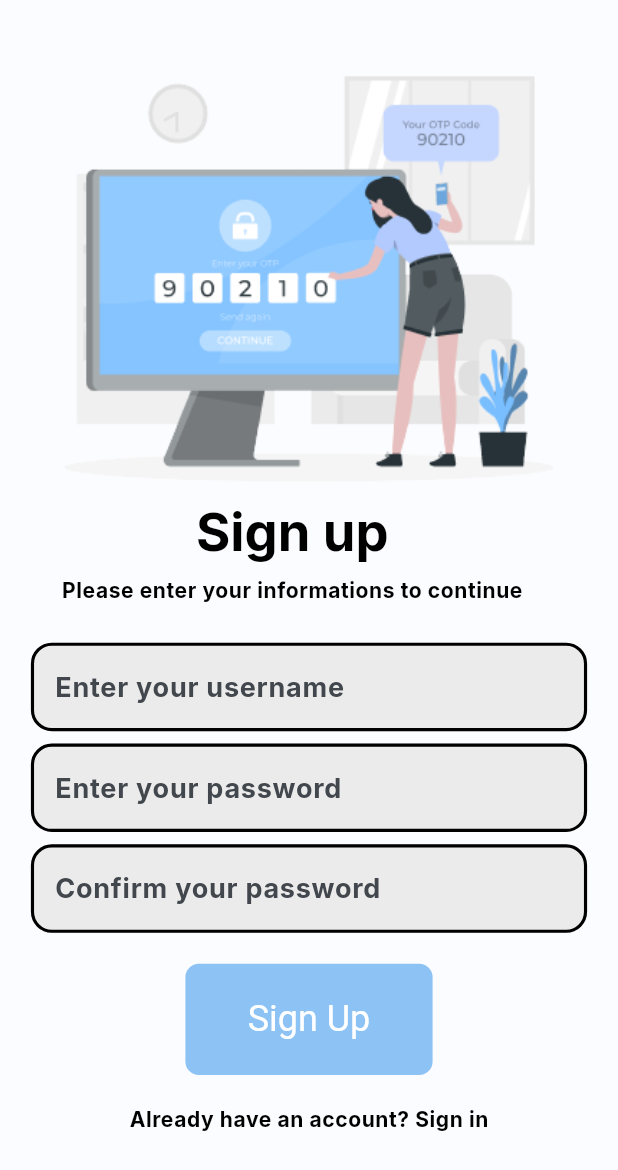
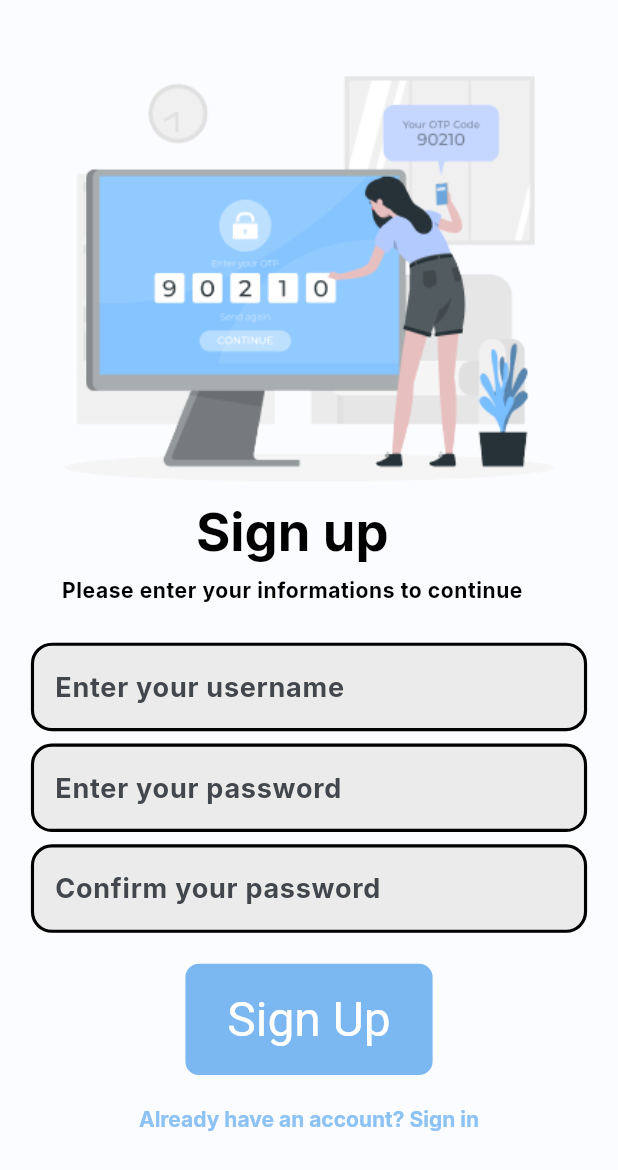
Before and after one commit to RiadGuerni/taskZen, a Flutter app: the screen it shows after launch, after a tap on "Don't have an account? Sign up", on a phone screen of 412 x 824 dp. Shown: the top 1170 px of the screen. Run offline on Flutter 3.47's test engine with Material 3 defaults, Android fonts, the light colour scheme and no system bars; our stand-ins replace flutter_riverpod, go_router, google_fonts, riverpod, shared_preferences; network calls fail.

Commit message:
fixed some minor issues with the authentication
fixed some http bugs and change a little in the colors and fixed buttons behaviour

```diff
--- a/frontend/task_zen/lib/providers/controllers/auth_controller.dart
+++ b/frontend/task_zen/lib/providers/controllers/auth_controller.dart
@@ -4,9 +4,7 @@ import 'dart:convert';
 import 'package:riverpod/riverpod.dart';
 import 'package:task_zen/providers/services/user_service.dart';
 import 'package:task_zen/states/auth_state.dart';
-import 'package:task_zen/models/user.dart';
 import 'package:task_zen/providers/services/auth_service.dart';
-import 'package:task_zen/providers/services/storage_service.dart';
 
 class AuthController extends AsyncNotifier<AuthState> {
   UserService userService = UserService();
@@ -44,7 +42,7 @@ class AuthController extends AsyncNotifier<AuthState> {
     try {
       final response = await authService.signUp(username, password);
       if (response.statusCode == 201) {
-        final body = json.decode(response.body);
+        final body = json.decode(response.body) as Map<String, dynamic>;
         final user = userService.createUser(
           username,
           body['token'],
--- a/frontend/task_zen/lib/providers/services/auth_service.dart
+++ b/frontend/task_zen/lib/providers/services/auth_service.dart
@@ -1,10 +1,8 @@
 import 'package:http/http.dart';
-import 'package:riverpod/riverpod.dart';
-import 'package:task_zen/providers/services/storage_service.dart';
 import 'http_service.dart';
 
 class AuthService {
-  final Http http = Http(baseUrl: 'http://localhost:3000/taskZen/auth');
+  final Http http = Http(baseUrl: 'http://10.0.2.2:3000/taskZen/auth');
   // singleton pattern
   AuthService._private();
   static final AuthService _instance = AuthService._private();
--- a/frontend/task_zen/lib/styles/theme.dart
+++ b/frontend/task_zen/lib/styles/theme.dart
@@ -25,6 +25,11 @@ ThemeData lightPurpleTheme(BuildContext context) {
       Theme.of(context).textTheme,
     ).copyWith(
       headlineSmall: GoogleFonts.inter(
+        fontSize: 14, // Increased font size
+        fontWeight: FontWeight.bold, // Set to bold
+        color: const Color(0xff8CC2F4),
+      ),
+      headlineLarge: GoogleFonts.inter(
         fontSize: 28, // Increased font size
         fontWeight: FontWeight.w900, // Set to bold
         color: const Color.fromARGB(255, 0, 0, 0),
@@ -76,7 +81,7 @@ ThemeData lightPurpleTheme(BuildContext context) {
     textButtonTheme: TextButtonThemeData(
       style: TextButton.styleFrom(
         foregroundColor: Color.fromARGB(255, 255, 255, 255),
-        backgroundColor: const Color(0xff8CC2F4),
+        backgroundColor: const Color.fromARGB(255, 123, 183, 240),
         fixedSize: Size(
           MediaQuery.of(context).size.height * 0.2,
           MediaQuery.of(context).size.width * 0.18,
@@ -84,12 +89,12 @@ ThemeData lightPurpleTheme(BuildContext context) {
         shape: RoundedRectangleBorder(
           borderRadius: BorderRadius.circular(9), // Square corners
         ),
-        textStyle: Theme.of(context).textTheme.headlineSmall,
+        textStyle: Theme.of(context).textTheme.headlineLarge,
         padding: EdgeInsets.symmetric(horizontal: 16, vertical: 8),
       ),
     ),
     floatingActionButtonTheme: FloatingActionButtonThemeData(
-      backgroundColor: const Color(0xff8CC2F4),
+      backgroundColor: const Color.fromARGB(255, 131, 188, 241),
       foregroundColor: Colors.white,
     ),
 
--- a/frontend/task_zen/lib/views/auth_page.dart
+++ b/frontend/task_zen/lib/views/auth_page.dart
@@ -68,7 +68,11 @@ class AuthPage extends ConsumerWidget {
                 SizedBox(height: MediaQuery.of(context).size.height * 0.01),
                 passwordField,
                 SizedBox(height: MediaQuery.of(context).size.height * 0.01),
-                !isLogin ? confirmPasswordField : SizedBox(),
+                !isLogin
+                    ? confirmPasswordField
+                    : SizedBox(
+                      height: MediaQuery.of(context).size.height * 0.015,
+                    ),
                 !isLogin
                     ? SizedBox(
                       height: MediaQuery.of(context).size.height * 0.025,
@@ -92,6 +96,7 @@ class AuthPage extends ConsumerWidget {
                         // validate userName and password function not yet implemented
                         final username = usernameField.usernameController.text;
                         final password = passwordField.passwordController.text;
+                        print("the sign up button was pressed");
                         final authController = ref.read(
                           authControllerProvider.notifier,
                         );
@@ -107,7 +112,7 @@ class AuthPage extends ConsumerWidget {
                       },
                       child: Text(
                         "Don't have an account? Sign up",
-                        style: Theme.of(context).textTheme.bodySmall,
+                        style: Theme.of(context).textTheme.headlineSmall,
                       ),
                     )
                     : GestureDetector(
@@ -116,7 +121,7 @@ class AuthPage extends ConsumerWidget {
                       },
                       child: Text(
                         "Already have an account? Sign in",
-                        style: Theme.of(context).textTheme.bodySmall,
+                        style: Theme.of(context).textTheme.headlineSmall,
                       ),
                     ),
               ],
--- a/frontend/task_zen/lib/views/home_page.dart
+++ b/frontend/task_zen/lib/views/home_page.dart
@@ -5,6 +5,9 @@ class HomePage extends StatelessWidget {
 
   @override
   Widget build(BuildContext context) {
-    return Scaffold();
+    return Scaffold(
+      appBar: AppBar(title: Text('Home Page')),
+      body: Center(child: Text('Home Page')),
+    );
   }
 }
--- a/frontend/task_zen/lib/views/widgets/buttons/login_button.dart
+++ b/frontend/task_zen/lib/views/widgets/buttons/login_button.dart
@@ -1,11 +1,11 @@
 import 'package:flutter/material.dart';
 
 class LoginButton extends StatelessWidget {
-  final Function onPressed;
+  final VoidCallback onPressed;
   const LoginButton({super.key, required this.onPressed});
 
   @override
   Widget build(BuildContext context) {
-    return TextButton(onPressed: () => onPressed, child: const Text("Login"));
+    return TextButton(onPressed: onPressed, child: const Text("Login"));
   }
 }
--- a/frontend/task_zen/lib/views/widgets/buttons/sign_up_button.dart
+++ b/frontend/task_zen/lib/views/widgets/buttons/sign_up_button.dart
@@ -1,11 +1,11 @@
 import 'package:flutter/material.dart';
 
 class SignUpButton extends StatelessWidget {
-  final Function onPressed;
+  final VoidCallback onPressed;
   const SignUpButton({super.key, required this.onPressed});
 
   @override
   Widget build(BuildContext context) {
-    return TextButton(onPressed: () => onPressed, child: const Text("Sign Up"));
+    return TextButton(onPressed: onPressed, child: const Text("Sign Up"));
   }
 }
```
Also changed, not shown: frontend/task_zen/lib/providers/services/http_service.dart (+5 -2 lines).
